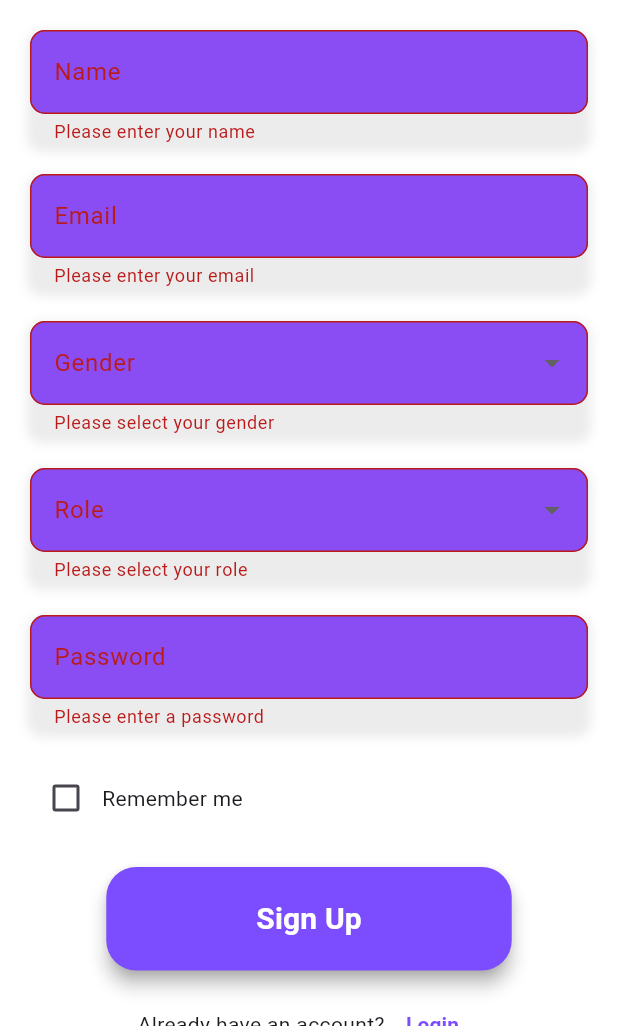
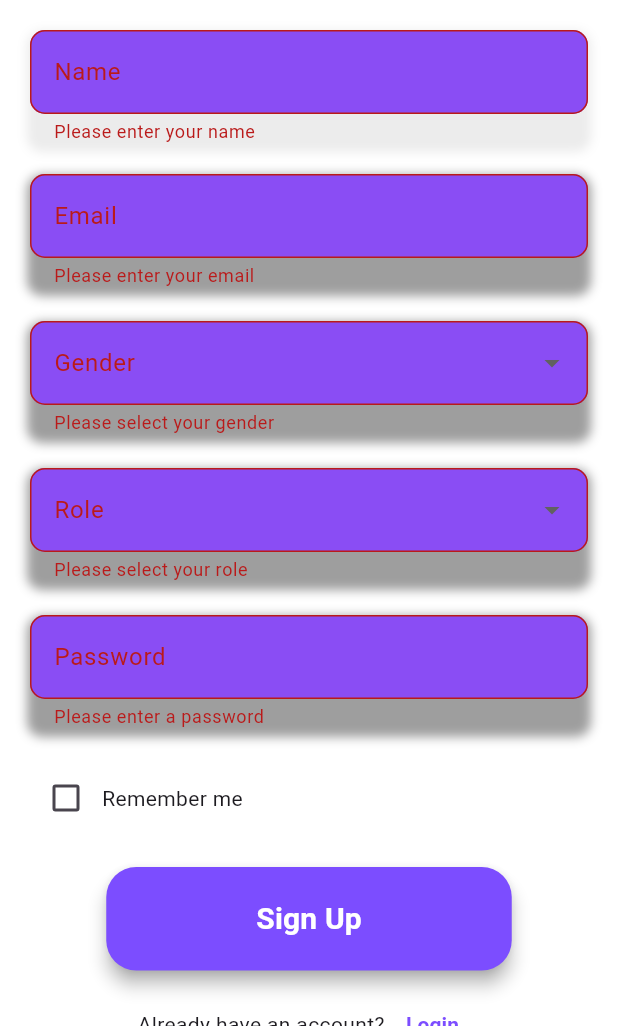
Before and after one commit to hamynaeem/showbiz_hub, a Flutter app: the SignupScreen screen opened directly, after a tap on "Sign Up", on a phone screen of 412 x 824 dp, the part 210-1236 px from its top. Run offline on Flutter 3.47's test engine with Material 3 defaults, Android fonts, the phone set to English and light mode, and no system bars.

Commit message:
Add authentication and navigation features with login, signup, and profile screens; implement bottom navigation and splash screens.

```diff
--- a/analysis_options.yaml
+++ b/analysis_options.yaml
@@ -23,6 +23,6 @@ linter:
   rules:
     # avoid_print: false  # Uncomment to disable the `avoid_print` rule
     # prefer_single_quotes: true  # Uncomment to enable the `prefer_single_quotes` rule
-
+    prefer_const_constructors: false
 # Additional information about this file can be found at
 # https://dart.dev/guides/language/analysis-options
--- a/lib/appbar.dart
+++ b/lib/Appbar/appbar.dart
@@ -3,7 +3,7 @@ import 'package:flutter/material.dart';
 class CustomAppBar extends StatelessWidget implements PreferredSizeWidget {
   final String title;
 
-  const CustomAppBar({Key? key, required this.title}) : super(key: key);
+  const CustomAppBar({super.key, required this.title});
 
   @override
   Size get preferredSize => const Size.fromHeight(135); // Increased height!
--- a/lib/login.dart
+++ b/lib/Authentication/login.dart
@@ -1,6 +1,6 @@
 import 'package:flutter/material.dart';
-import 'package:showbiz_hub/bootom.dart';
-import 'package:showbiz_hub/signup.dart';
+import 'package:showbiz_hub/Authentication/signup.dart';
+import 'package:showbiz_hub/Bottom_Nav/bootom.dart';
 
 class Loginscreen extends StatefulWidget {
   const Loginscreen({super.key});
--- a/lib/signup.dart
+++ b/lib/Authentication/signup.dart
@@ -1,6 +1,6 @@
 import 'package:flutter/material.dart';
-import 'package:showbiz_hub/bootom.dart';
-import 'package:showbiz_hub/login.dart';
+import 'package:showbiz_hub/Authentication/login.dart';
+import 'package:showbiz_hub/Bottom_Nav/bootom.dart';
 
 class SignupScreen extends StatefulWidget {
   const SignupScreen({super.key});
@@ -43,6 +43,7 @@ class _SignupScreenState extends State<SignupScreen> {
                 decoration: BoxDecoration(
                   boxShadow: [
                     BoxShadow(
+                      // ignore: deprecated_member_use
                       color: Colors.grey.withOpacity(0.2),
                       spreadRadius: 2,
                       blurRadius: 5,
@@ -75,7 +76,7 @@ class _SignupScreenState extends State<SignupScreen> {
                 decoration: BoxDecoration(
                   boxShadow: [
                     BoxShadow(
-                      color: Colors.grey.withOpacity(0.2),
+                      color: Colors.grey,
                       spreadRadius: 2,
                       blurRadius: 5,
                       offset: const Offset(0, 3),
@@ -115,7 +116,7 @@ class _SignupScreenState extends State<SignupScreen> {
                 decoration: BoxDecoration(
                   boxShadow: [
                     BoxShadow(
-                      color: Colors.grey.withOpacity(0.2),
+                      color: Colors.grey,
                       spreadRadius: 2,
                       blurRadius: 5,
                       offset: const Offset(0, 3),
@@ -150,6 +151,7 @@ class _SignupScreenState extends State<SignupScreen> {
                     if (value == null || value.isEmpty) {
                       return 'Please select your gender';
                     }
+                    return null;
                   },
                 ),
               ),
@@ -158,7 +160,7 @@ class _SignupScreenState extends State<SignupScreen> {
                 decoration: BoxDecoration(
                   boxShadow: [
                     BoxShadow(
-                      color: Colors.grey.withOpacity(0.2),
+                      color: Colors.grey,
                       spreadRadius: 2,
                       blurRadius: 5,
                       offset: const Offset(0, 3),
@@ -193,6 +195,7 @@ class _SignupScreenState extends State<SignupScreen> {
                     if (value == null || value.isEmpty) {
                       return 'Please select your role';
                     }
+                    return null;
                   },
                 ),
               ),
@@ -201,7 +204,7 @@ class _SignupScreenState extends State<SignupScreen> {
                 decoration: BoxDecoration(
                   boxShadow: [
                     BoxShadow(
-                      color: Colors.grey.withOpacity(0.2),
+                      color: Colors.grey,
                       spreadRadius: 2,
                       blurRadius: 5,
                       offset: const Offset(0, 3),
@@ -229,6 +232,7 @@ class _SignupScreenState extends State<SignupScreen> {
                     if (value.length < 6) {
                       return 'Password must be at least 6 characters';
                     }
+                    return null;
                   },
                 ),
               ),
@@ -254,14 +258,6 @@ class _SignupScreenState extends State<SignupScreen> {
               const SizedBox(height: 22),
               Center(
                 child: ElevatedButton(
-                  child: Text(
-                    "Sign Up",
-                    style: TextStyle(
-                      fontWeight: FontWeight.bold,
-                      color: Colors.white,
-                      fontSize: 20,
-                    ),
-                  ),
                   style: ElevatedButton.styleFrom(
                     backgroundColor: Colors.deepPurpleAccent,
                     padding: const EdgeInsets.symmetric(
@@ -283,6 +279,14 @@ class _SignupScreenState extends State<SignupScreen> {
                       );
                     }
                   },
+                  child: Text(
+                    "Sign Up",
+                    style: TextStyle(
+                      fontWeight: FontWeight.bold,
+                      color: Colors.white,
+                      fontSize: 20,
+                    ),
+                  ),
                 ),
               ),
               const SizedBox(height: 12),
--- a/lib/bootom.dart
+++ b/lib/Bottom_Nav/bootom.dart
@@ -1,6 +1,6 @@
 import 'package:flutter/material.dart';
-import 'package:showbiz_hub/home.dart';
-import 'package:showbiz_hub/profile.dart';
+import 'package:showbiz_hub/Home/home.dart';
+import 'package:showbiz_hub/Profile/profile.dart';
 
 class Bottom extends StatefulWidget {
   const Bottom({super.key});
@@ -52,7 +52,7 @@ class _BottomState extends State<Bottom> with SingleTickerProviderStateMixin {
           type: BottomNavigationBarType.fixed,
           backgroundColor: Colors.deepPurpleAccent,
           selectedItemColor: Colors.white,
-          unselectedItemColor: Colors.black.withOpacity(0.6),
+          unselectedItemColor: Colors.black,
           showSelectedLabels: false,
           showUnselectedLabels: false,
           currentIndex: _currentIndex,
--- a/lib/home.dart
+++ b/lib/Home/home.dart
@@ -1,5 +1,5 @@
 import 'package:flutter/material.dart';
-import 'package:showbiz_hub/appbar.dart';
+import 'package:showbiz_hub/Appbar/appbar.dart';
 
 class Homescreen extends StatefulWidget {
   const Homescreen({super.key});
--- a/lib/profile.dart
+++ b/lib/Profile/profile.dart
@@ -1,7 +1,5 @@
-import 'dart:ffi' as ffi;
-
 import 'package:flutter/material.dart';
-import 'package:showbiz_hub/appbar.dart';
+import 'package:showbiz_hub/Appbar/appbar.dart';
 
 class Profile extends StatefulWidget {
   const Profile({super.key});
@@ -251,7 +249,6 @@ class _ProfileState extends State<Profile> {
                     child: ElevatedButton(
                       onPressed: () {
                         // Handle the button press here
-                        print('Button pressed!');
                       },
                       style: ElevatedButton.styleFrom(
                         backgroundColor: Colors.deepPurpleAccent,
--- a/lib/splash.dart
+++ b/lib/Splashscreens/splash.dart
@@ -1,7 +1,7 @@
 import 'dart:async';
 
 import 'package:flutter/material.dart';
-import 'package:showbiz_hub/login.dart';
+import 'package:showbiz_hub/Authentication/login.dart';
 
 class SplashScreen extends StatefulWidget {
   const SplashScreen({super.key});
```
Also changed, not shown: lib/main.dart (+1 -6 lines), lib/Splashscreens/welcome.dart (renamed from lib/welcome.dart).
